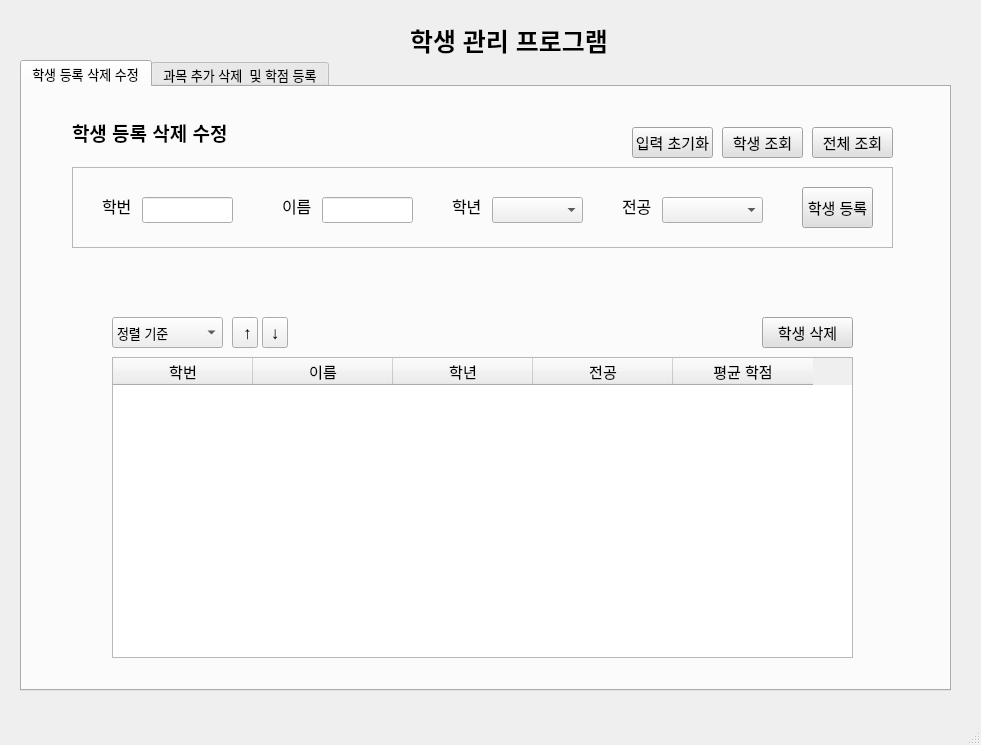
This is mainwindow.ui in gunwoopyo/studentManagement as Qt 5 draws it before an edit. The edited form follows.
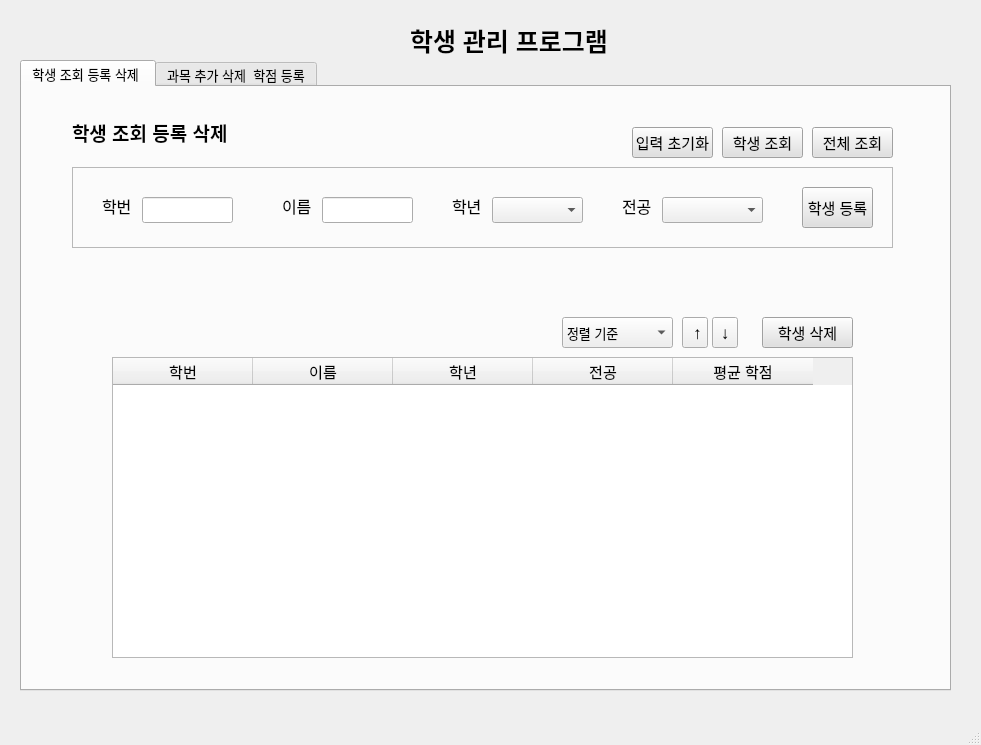
This is the edited form. The open tabs and pages were chosen to show the change.

```diff
--- a/mainwindow.ui
+++ b/mainwindow.ui
@@ -51,7 +51,7 @@
     </property>
     <widget class="QWidget" name="search">
      <attribute name="title">
-      <string notr="true">학생 등록 삭제 수정</string>
+      <string notr="true">학생 조회 등록 삭제 </string>
      </attribute>
      <widget class="QFrame" name="searchFrame">
       <property name="geometry">
@@ -330,7 +330,7 @@
      <widget class="QComboBox" name="searchSortComboBox">
       <property name="geometry">
        <rect>
-        <x>90</x>
+        <x>540</x>
         <y>230</y>
         <width>111</width>
         <height>31</height>
@@ -371,7 +371,7 @@
      <widget class="QToolButton" name="searchAscPushButton">
       <property name="geometry">
        <rect>
-        <x>210</x>
+        <x>660</x>
         <y>230</y>
         <width>26</width>
         <height>31</height>
@@ -390,7 +390,7 @@
      <widget class="QToolButton" name="searchDescPushButton">
       <property name="geometry">
        <rect>
-        <x>240</x>
+        <x>690</x>
         <y>230</y>
         <width>26</width>
         <height>31</height>
@@ -433,7 +433,7 @@
      <widget class="QLabel" name="totalStudent">
       <property name="geometry">
        <rect>
-        <x>280</x>
+        <x>90</x>
         <y>240</y>
         <width>151</width>
         <height>20</height>
@@ -464,7 +464,7 @@
        </font>
       </property>
       <property name="text">
-       <string>학생 등록 삭제 수정</string>
+       <string>학생 조회 등록 삭제 </string>
       </property>
      </widget>
      <widget class="QPushButton" name="clearStudentTextPushButton">
@@ -540,7 +540,7 @@
     </widget>
     <widget class="QWidget" name="addCourse">
      <attribute name="title">
-      <string>과목 추가 삭제  및 학점 등록</string>
+      <string>과목 추가 삭제  학점 등록</string>
      </attribute>
      <widget class="QFrame" name="addCourseFrame">
       <property name="geometry">
```
Left out of the diff: 4 changed lines with no effect on the pictures.
